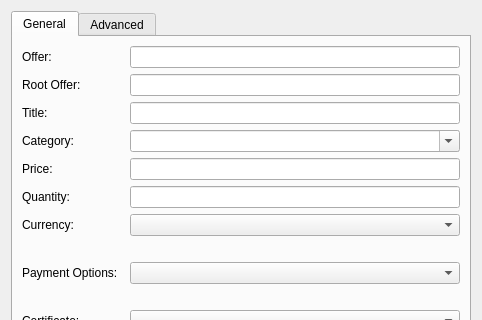
First picture: the form in src/qt/forms/editofferdialog.ui, repository sschepis/syscoin2, before the edit; both pictures show x 0 to 482 and y 0 to 320 of the 482 by 615 pixel window.
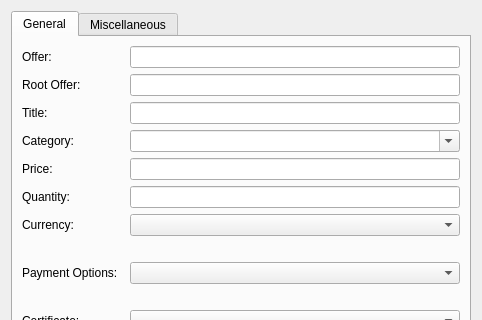
Second picture: the form after the edit.

Patch:
```diff
--- a/src/qt/forms/editofferdialog.ui
+++ b/src/qt/forms/editofferdialog.ui
@@ -168,7 +168,7 @@
      </widget>
      <widget class="QWidget" name="tab_advanced">
       <attribute name="title">
-       <string>Advanced</string>
+       <string>Miscellaneous</string>
       </attribute>
       <layout class="QFormLayout" name="formLayout_2">
        <property name="fieldGrowthPolicy">
```
